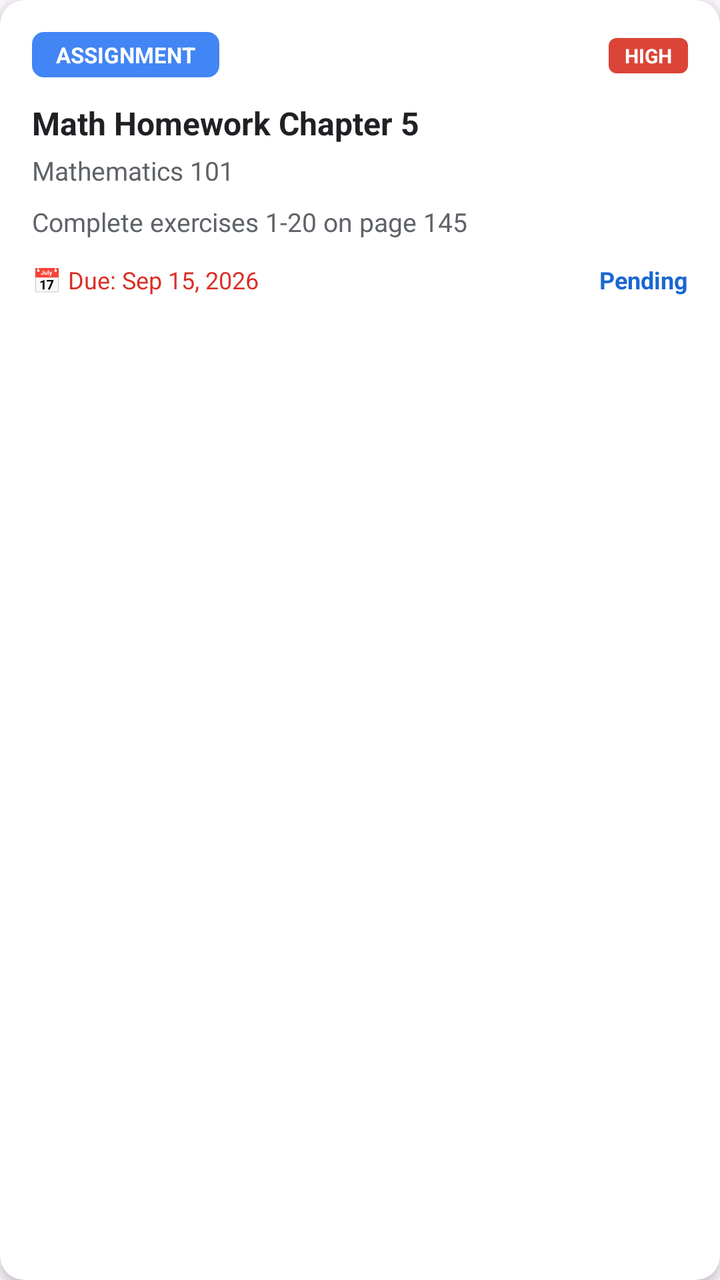
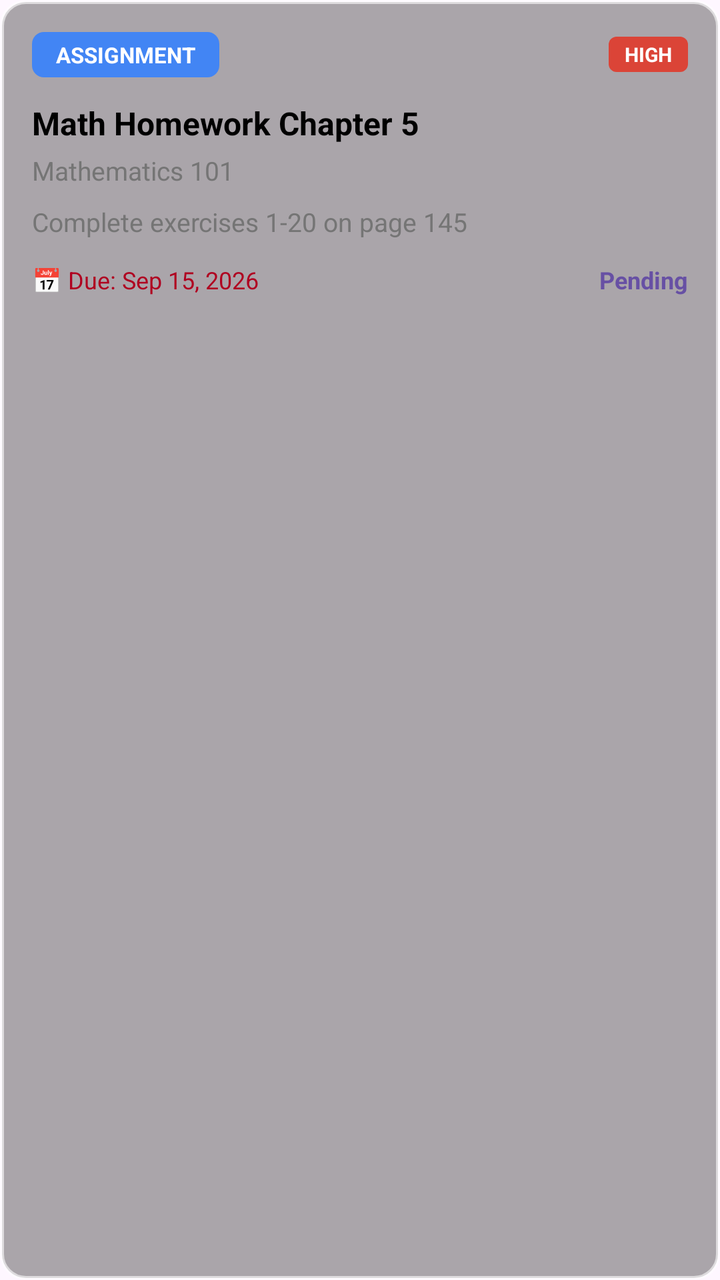

Screens rendered from an Android XML layout before and after an edit, with the pre-edit source and the edit as a unified diff.
<!-- AndroidManifest.xml: application theme Theme.David -->
<!-- res/layout/item_task.xml -->
<?xml version="1.0" encoding="utf-8"?>
<androidx.cardview.widget.CardView
    xmlns:android="http://schemas.android.com/apk/res/android"
    xmlns:app="http://schemas.android.com/apk/res-auto"
    android:id="@+id/cardView"
    android:layout_width="match_parent"
    android:layout_height="wrap_content"
    android:layout_margin="8dp"
    app:cardCornerRadius="12dp"
    app:cardElevation="3dp"
    app:cardBackgroundColor="@android:color/white"
    android:clickable="true"
    android:focusable="true"
    android:foreground="?attr/selectableItemBackground">

    <LinearLayout
        android:layout_width="match_parent"
        android:layout_height="wrap_content"
        android:orientation="vertical"
        android:padding="16dp">

        
        <LinearLayout
            android:layout_width="match_parent"
            android:layout_height="wrap_content"
            android:orientation="horizontal">

            <TextView
                android:id="@+id/tvTaskType"
                android:layout_width="wrap_content"
                android:layout_height="wrap_content"
                android:background="@drawable/bg_task_type"
                android:paddingHorizontal="12dp"
                android:paddingVertical="4dp"
                android:text="ASSIGNMENT"
                android:textSize="11sp"
                android:textStyle="bold"
                android:textColor="@android:color/white"/>

            <View
                android:layout_width="0dp"
                android:layout_height="0dp"
                android:layout_weight="1"/>

            <TextView
                android:id="@+id/tvPriority"
                android:layout_width="wrap_content"
                android:layout_height="wrap_content"
                android:background="@drawable/bg_priority"
                android:paddingHorizontal="8dp"
                android:paddingVertical="2dp"
                android:text="HIGH"
                android:textSize="10sp"
                android:textStyle="bold"
                android:textColor="@android:color/white"/>

        </LinearLayout>

        
        <TextView
            android:id="@+id/tvTaskTitle"
            android:layout_width="match_parent"
            android:layout_height="wrap_content"
            android:layout_marginTop="12dp"
            android:text="Math Homework Chapter 5"
            android:textSize="16sp"
            android:textStyle="bold"
            android:textColor="#202124"/>

        
        <TextView
            android:id="@+id/tvSubject"
            android:layout_width="match_parent"
            android:layout_height="wrap_content"
            android:layout_marginTop="4dp"
            android:text="Mathematics 101"
            android:textSize="13sp"
            android:textColor="#5F6368"/>

        
        <TextView
            android:id="@+id/tvTaskDescription"
            android:layout_width="match_parent"
            android:layout_height="wrap_content"
            android:layout_marginTop="8dp"
            android:text="Complete exercises 1-20 on page 145"
            android:textSize="13sp"
            android:textColor="#5F6368"
            android:maxLines="2"
            android:ellipsize="end"/>

        
        <LinearLayout
            android:layout_width="match_parent"
            android:layout_height="wrap_content"
            android:layout_marginTop="12dp"
            android:orientation="horizontal"
            android:gravity="center_vertical">

            <TextView
                android:id="@+id/tvDueDate"
                android:layout_width="0dp"
                android:layout_height="wrap_content"
                android:layout_weight="1"
                android:text="📅 Due: Sep 15, 2026"
                android:textSize="12sp"
                android:textColor="#D93025"/>

            <TextView
                android:id="@+id/tvTaskStatus"
                android:layout_width="wrap_content"
                android:layout_height="wrap_content"
                android:text="Pending"
                android:textSize="12sp"
                android:textStyle="bold"
                android:textColor="#1967D2"/>

            
            <TextView
                android:id="@+id/tvRevert"
                android:layout_width="wrap_content"
                android:layout_height="wrap_content"
                android:text="↺ Revert"
                android:textSize="12sp"
                android:textStyle="bold"
                android:textColor="#DB4437"
                android:visibility="gone"
                android:layout_marginStart="8dp"
                android:padding="4dp"/>

        </LinearLayout>

    </LinearLayout>

</androidx.cardview.widget.CardView>
<!-- resources referenced by this layout -->
<resources>
  <!-- drawable bg_priority (drawable) -->
  <?xml version="1.0" encoding="utf-8"?>
  <shape xmlns:android="http://schemas.android.com/apk/res/android"
      android:shape="rectangle">
      <corners android:radius="4dp"/>
      <solid android:color="@color/priority_high"/>
  </shape>
  <!-- drawable bg_task_type (drawable) -->
  <?xml version="1.0" encoding="utf-8"?>
  <shape xmlns:android="http://schemas.android.com/apk/res/android"
      android:shape="rectangle">
      <corners android:radius="6dp"/>
      <solid android:color="@color/task_type_assignment"/>
  </shape>
  <style name="Theme.David" parent="Base.Theme.David" />
  <color name="priority_high">#DB4437</color>
  <color name="task_type_assignment">#4285F4</color>
  <style name="Base.Theme.David" parent="Theme.Material3.DayNight.NoActionBar">
          
      </style>
</resources>

<!-- the commit's change to res/layout/item_task.xml (unified diff, before → after) -->
@@ -1,135 +1,126 @@
 <?xml version="1.0" encoding="utf-8"?>
-<androidx.cardview.widget.CardView
+<LinearLayout
     xmlns:android="http://schemas.android.com/apk/res/android"
-    xmlns:app="http://schemas.android.com/apk/res-auto"
-    android:id="@+id/cardView"
+    android:id="@+id/taskItemLayout"
     android:layout_width="match_parent"
     android:layout_height="wrap_content"
-    android:layout_margin="8dp"
-    app:cardCornerRadius="12dp"
-    app:cardElevation="3dp"
-    app:cardBackgroundColor="@android:color/white"
+    android:layout_marginStart="16dp"
+    android:layout_marginEnd="16dp"
+    android:layout_marginTop="8dp"
+    android:layout_marginBottom="8dp"
+    android:background="@drawable/bg_rounded_card"
+    android:orientation="vertical"
+    android:padding="16dp"
     android:clickable="true"
     android:focusable="true"
     android:foreground="?attr/selectableItemBackground">
 
+    
     <LinearLayout
         android:layout_width="match_parent"
         android:layout_height="wrap_content"
-        android:orientation="vertical"
-        android:padding="16dp">
+        android:orientation="horizontal"
+        android:gravity="center_vertical">
 
-        
-        <LinearLayout
-            android:layout_width="match_parent"
+        <TextView
+            android:id="@+id/tvTaskType"
+            android:layout_width="wrap_content"
             android:layout_height="wrap_content"
-            android:orientation="horizontal">
+            android:background="@drawable/bg_task_type"
+            android:paddingHorizontal="12dp"
+            android:paddingVertical="4dp"
+            android:text="ASSIGNMENT"
+            android:textSize="11sp"
+            android:textStyle="bold"
+            android:textColor="#FFFFFF"/>
 
-            <TextView
-                android:id="@+id/tvTaskType"
-                android:layout_width="wrap_content"
-                android:layout_height="wrap_content"
-                android:background="@drawable/bg_task_type"
-                android:paddingHorizontal="12dp"
-                android:paddingVertical="4dp"
-                android:text="ASSIGNMENT"
-                android:textSize="11sp"
-                android:textStyle="bold"
-                android:textColor="@android:color/white"/>
+        <View android:layout_width="0dp" android:layout_height="0dp" android:layout_weight="1"/>
 
-            <View
-                android:layout_width="0dp"
-                android:layout_height="0dp"
-                android:layout_weight="1"/>
+        <TextView
+            android:id="@+id/tvPriority"
+            android:layout_width="wrap_content"
+            android:layout_height="wrap_content"
+            android:background="@drawable/bg_priority"
+            android:paddingHorizontal="8dp"
+            android:paddingVertical="2dp"
+            android:text="HIGH"
+            android:textSize="10sp"
+            android:textStyle="bold"
+            android:textColor="#FFFFFF"/>
+    </LinearLayout>
 
-            <TextView
-                android:id="@+id/tvPriority"
-                android:layout_width="wrap_content"
-                android:layout_height="wrap_content"
-                android:background="@drawable/bg_priority"
-                android:paddingHorizontal="8dp"
-                android:paddingVertical="2dp"
-                android:text="HIGH"
-                android:textSize="10sp"
-                android:textStyle="bold"
-                android:textColor="@android:color/white"/>
+    
+    <TextView
+        android:id="@+id/tvTaskTitle"
+        android:layout_width="match_parent"
+        android:layout_height="wrap_content"
+        android:layout_marginTop="12dp"
+        android:text="Math Homework Chapter 5"
+        android:textSize="16sp"
+        android:textStyle="bold"
+        android:textColor="?attr/colorOnSurface"/>
 
-        </LinearLayout>
+    
+    <TextView
+        android:id="@+id/tvSubject"
+        android:layout_width="match_parent"
+        android:layout_height="wrap_content"
+        android:layout_marginTop="4dp"
+        android:text="Mathematics 101"
+        android:textSize="13sp"
+        android:textColor="?attr/colorOnSurfaceVariant"/>
+
+    
+    <TextView
+        android:id="@+id/tvTaskDescription"
+        android:layout_width="match_parent"
+        android:layout_height="wrap_content"
+        android:layout_marginTop="8dp"
+        android:text="Complete exercises 1-20 on page 145"
+        android:textSize="13sp"
+        android:textColor="?attr/colorOnSurfaceVariant"
+        android:maxLines="2"
+        android:ellipsize="end"/>
+
+    
+    <LinearLayout
+        android:layout_width="match_parent"
+        android:layout_height="wrap_content"
+        android:layout_marginTop="12dp"
+        android:orientation="horizontal"
+        android:gravity="center_vertical">
 
         
         <TextView
-            android:id="@+id/tvTaskTitle"
-            android:layout_width="match_parent"
+            android:id="@+id/tvDueDate"
+            android:layout_width="0dp"
             android:layout_height="wrap_content"
-            android:layout_marginTop="12dp"
-            android:text="Math Homework Chapter 5"
-            android:textSize="16sp"
-            android:textStyle="bold"
-            android:textColor="#202124"/>
+            android:layout_weight="1"
+            android:text="📅 Due: Sep 15, 2026"
+            android:textSize="12sp"
+            android:textColor="?attr/colorError"/>
 
         
         <TextView
-            android:id="@+id/tvSubject"
-            android:layout_width="match_parent"
+            android:id="@+id/tvTaskStatus"
+            android:layout_width="wrap_content"
             android:layout_height="wrap_content"
-            android:layout_marginTop="4dp"
-            android:text="Mathematics 101"
-            android:textSize="13sp"
-            android:textColor="#5F6368"/>
+            android:text="Pending"
+            android:textSize="12sp"
+            android:textStyle="bold"
+            android:textColor="?attr/colorPrimary"/>
 
         
         <TextView
-            android:id="@+id/tvTaskDescription"
-            android:layout_width="match_parent"
+            android:id="@+id/tvRevert"
+            android:layout_width="wrap_content"
             android:layout_height="wrap_content"
-            android:layout_marginTop="8dp"
-            android:text="Complete exercises 1-20 on page 145"
-            android:textSize="13sp"
-            android:textColor="#5F6368"
-            android:maxLines="2"
-            android:ellipsize="end"/>
-
-        
-        <LinearLayout
-            android:layout_width="match_parent"
-            android:layout_height="wrap_content"
-            android:layout_marginTop="12dp"
-            android:orientation="horizontal"
-            android:gravity="center_vertical">
-
-            <TextView
-                android:id="@+id/tvDueDate"
-                android:layout_width="0dp"
-                android:layout_height="wrap_content"
-                android:layout_weight="1"
-                android:text="📅 Due: Sep 15, 2026"
-                android:textSize="12sp"
-                android:textColor="#D93025"/>
-
-            <TextView
-                android:id="@+id/tvTaskStatus"
-                android:layout_width="wrap_content"
-                android:layout_height="wrap_content"
-                android:text="Pending"
-                android:textSize="12sp"
-                android:textStyle="bold"
-                android:textColor="#1967D2"/>
-
-            
-            <TextView
-                android:id="@+id/tvRevert"
-                android:layout_width="wrap_content"
-                android:layout_height="wrap_content"
-                android:text="↺ Revert"
-                android:textSize="12sp"
-                android:textStyle="bold"
-                android:textColor="#DB4437"
-                android:visibility="gone"
-                android:layout_marginStart="8dp"
-                android:padding="4dp"/>
-
-        </LinearLayout>
-
+            android:text="↺ Revert"
+            android:textSize="12sp"
+            android:textStyle="bold"
+            android:textColor="?attr/colorError"
+            android:visibility="gone"
+            android:layout_marginStart="8dp"
+            android:padding="4dp"/>
     </LinearLayout>
-
-</androidx.cardview.widget.CardView>
+</LinearLayout>
<!-- resource entries referenced after the edit -->
@@ -6,6 +6,23 @@
       android:shape="rectangle">
       <corners android:radius="4dp"/>
       <solid android:color="@color/priority_high"/>
+  </shape>
+  <!-- drawable bg_rounded_card (drawable) -->
+  <?xml version="1.0" encoding="utf-8"?>
+  <shape xmlns:android="http://schemas.android.com/apk/res/android"
+      android:shape="rectangle">
+  
+      
+      <solid android:color="#55000000" />
+  
+      
+      <stroke
+          android:width="2dp"
+          android:color="#99FFFFFF" />
+  
+      
+      <corners android:radius="12dp" />
+  
   </shape>
   <!-- drawable bg_task_type (drawable) -->
   <?xml version="1.0" encoding="utf-8"?>
@@ -18,7 +35,22 @@
   <color name="priority_high">#DB4437</color>
   <color name="task_type_assignment">#4285F4</color>
   <style name="Base.Theme.David" parent="Theme.Material3.DayNight.NoActionBar">
+  
           
+          <item name="android:statusBarColor">@android:color/black</item>
+          <item name="android:windowLightStatusBar">false</item>
+  
+          
+          <item name="colorSurface">@android:color/white</item>
+          <item name="colorSurfaceVariant">#F5F5F5</item>
+          <item name="colorOnSurface">@android:color/black</item>
+          <item name="colorOnSurfaceVariant">#757575</item>
+          <item name="colorError">#B00020</item>
+  
+          
+          <item name="colorFloatingActionButton">@android:color/black</item>
+          <item name="colorOnFloatingActionButton">@android:color/white</item>
+  
       </style>
 </resources>
 
